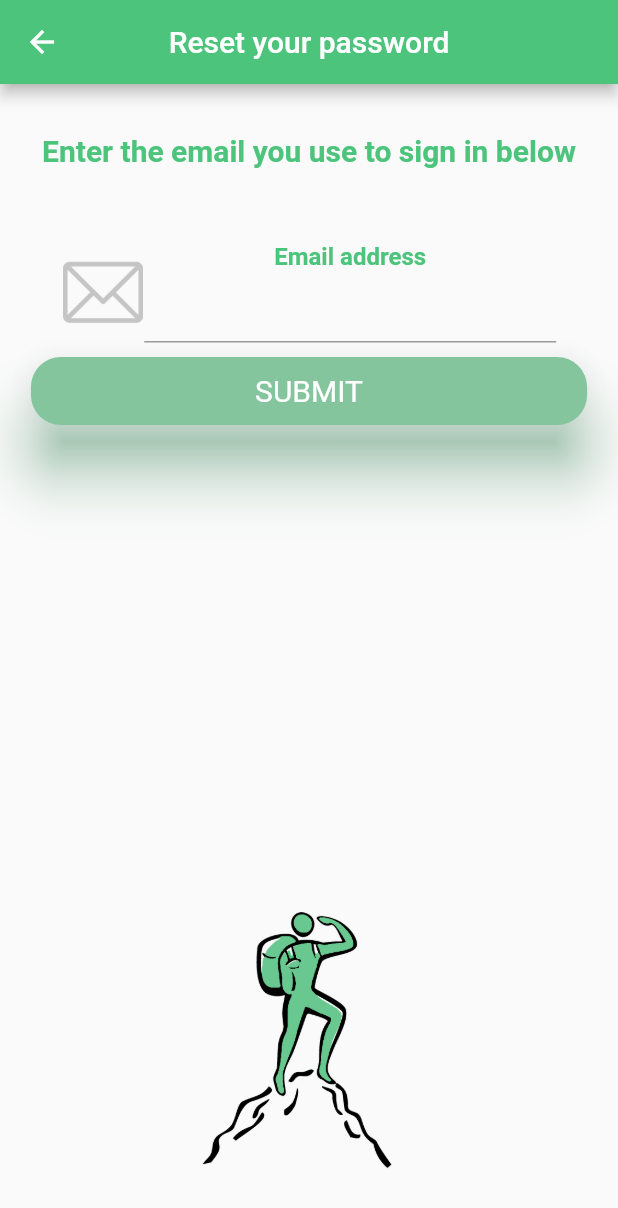
After one commit to Technion236272/2022b-YourFitnessGuide, a Flutter app: the screen it shows after launch, after a tap on "Forgot password?", on a phone screen of 412 x 824 dp. The commit adds this screen. Shown: the top 1208 px of the screen. Run offline on Flutter 3.47's test engine with Material 2 defaults, Android fonts, the phone set to English and light mode, and no system bars; our stand-ins replace firebase_auth, firebase_core, font_awesome_flutter, google_sign_in; missing offline and left inert: flutter_facebook_auth; accounts and stored records are empty.

Commit message:
login page done #2 minor routing issue left

```diff
--- a/lib/Screens/loginScreen.dart
+++ b/lib/Screens/loginScreen.dart
@@ -1,6 +1,5 @@
 import 'package:flutter/cupertino.dart';
 import 'package:flutter/material.dart';
-import 'package:font_awesome_flutter/font_awesome_flutter.dart';
 import 'package:provider/provider.dart';
 import '../utils/constants.dart';
 import '../utils/users.dart';
@@ -13,12 +12,12 @@ class LoginScreen extends StatefulWidget {
 }
 
 class _LoginScreenState extends State<LoginScreen> {
+  var user;
   final appTheme = const Color(0xff4CC47C);
-  var user;
   TextEditingController emailController = new TextEditingController();
   TextEditingController passwordController = new TextEditingController();
 
-  Widget buildEmail(double height) {
+  Widget _buildEmail(double height) {
     final iconSize = height * 0.065;
     return Row(
       children: [
@@ -53,7 +52,7 @@ class _LoginScreenState extends State<LoginScreen> {
     );
   }
 
-  Widget buildPassword(double height) {
+  Widget _buildPassword(double height) {
     final iconSize = height * 0.065;
     return Row(
       children: [
@@ -88,17 +87,68 @@ class _LoginScreenState extends State<LoginScreen> {
     );
   }
 
-  Widget _buildSkipSignin(double height) {
-    return Container(
-      child: TextButton(
-        onPressed: () => _skipToHomepage(),
-        child: Text('Continue without signing in',
+  Future<void> _validateLogin() async {
+    FocusManager.instance.primaryFocus?.unfocus();
+    var email = emailController.text;
+    emailController.clear();
+    var password = passwordController.text;
+    passwordController.clear();
+
+    if (email != "" && password != "") {
+      if (await user.signIn(email, password)) {
+        const snackBar = SnackBar(content: Text('Homepage still not created'));
+        ScaffoldMessenger.of(context).showSnackBar(snackBar);
+        setState(() {});
+      } else {
+        const snackBar = SnackBar(content: Text('Login unsuccessful'));
+        ScaffoldMessenger.of(context).showSnackBar(snackBar);
+      }
+    }
+  }
+
+  Widget _buildSignIn(double height, double width) {
+    return ElevatedButton(
+      child: Text("SIGN IN"),
+      style: ElevatedButton.styleFrom(
+          primary: Color(0xff84C59E),
+          shadowColor: appTheme,
+          elevation: 17,
+          shape: new RoundedRectangleBorder(
+              borderRadius: new BorderRadius.circular(20.0)),
+          fixedSize: Size(width * 0.9, height * 0.055),
+          textStyle: TextStyle(
+            fontSize: 20,
+            color: Colors.white,
+          )),
+      onPressed: () async {
+        _validateLogin();
+      },
+    );
+  }
+
+  Widget _buildAlternativeActions() {
+    return Column(children: [
+      TextButton(
+        onPressed: () {
+          Navigator.pushNamed(context, resetPasswordRoute);
+        },
+        child: Text('Forgot password?',
             style: TextStyle(
               color: appTheme,
               fontSize: 16,
             )),
       ),
-    );
+      TextButton(
+        onPressed: () {
+          Navigator.pushNamed(context, signupRoute);
+        },
+        child: Text('Not an existing user? Click here to sign up!',
+            style: TextStyle(
+              color: appTheme,
+              fontSize: 16,
+            )),
+      )
+    ]);
   }
 
   Widget _buildSocialBtn(Function action, String logoPath, double height) {
@@ -151,47 +201,43 @@ class _LoginScreenState extends State<LoginScreen> {
     );
   }
 
-  bool _skipToHomepage() {
-    const snackBar = SnackBar(content: Text('Homepage still not created'));
-    ScaffoldMessenger.of(context).showSnackBar(snackBar);
-    return true;
-  }
-
-  bool _getFBcredintials() {
-    const snackBar =
-        SnackBar(content: Text('Login with FB not implemented yet'));
-    ScaffoldMessenger.of(context).showSnackBar(snackBar);
-    return true;
-  }
-
-  bool _getGooglecredintials() {
-    const snackBar =
-        SnackBar(content: Text('Login with Google not implemented yet'));
-    ScaffoldMessenger.of(context).showSnackBar(snackBar);
-    return true;
-  }
-
-  Future<void> _validateLogin() async {
-    FocusManager.instance.primaryFocus?.unfocus();
-    var email = emailController.text;
-    emailController.clear();
-    var password = passwordController.text;
-    passwordController.clear();
-
-    if (email != "" && password != "") {
-      if (await user.signIn(email, password)) {
-        const snackBar = SnackBar(content: Text('Login successful'));
-        ScaffoldMessenger.of(context).showSnackBar(snackBar);
-        setState(() {});
-      } else {
-        const snackBar = SnackBar(content: Text('Login unsuccessful'));
-        ScaffoldMessenger.of(context).showSnackBar(snackBar);
-      }
+  Future<void> _getFBcredintials() async {
+    if (await user.signInWithFacebook()) {
+      const snackBar = SnackBar(content: Text('Homepage still not created'));
+      ScaffoldMessenger.of(context).showSnackBar(snackBar);
+    } else {
+      const snackBar =
+          SnackBar(content: Text('There was an error logging into the app'));
+      ScaffoldMessenger.of(context).showSnackBar(snackBar);
     }
   }
 
-  void _gotoSignUp() {
-    Navigator.pushNamed(context, signupRoute);
+  Future<void> _getGooglecredintials() async {
+    if (await user.signInWithGoogle()) {
+      const snackBar = SnackBar(content: Text('Homepage still not created'));
+      ScaffoldMessenger.of(context).showSnackBar(snackBar);
+    } else {
+      const snackBar =
+          SnackBar(content: Text('There was an error logging into the app'));
+      ScaffoldMessenger.of(context).showSnackBar(snackBar);
+    }
+  }
+
+  Widget _buildSkipSignin(double height) {
+    return Container(
+      child: TextButton(
+        onPressed: () {
+          const snackBar =
+              SnackBar(content: Text('Homepage still not created'));
+          ScaffoldMessenger.of(context).showSnackBar(snackBar);
+        },
+        child: Text('Continue without signing in',
+            style: TextStyle(
+              color: appTheme,
+              fontSize: 16,
+            )),
+      ),
+    );
   }
 
   @override
@@ -216,55 +262,31 @@ class _LoginScreenState extends State<LoginScreen> {
             mainAxisSize: MainAxisSize.min,
             children: <Widget>[
               SizedBox(
-                height: height * 0.03,
+                height: height * 0.012,
               ),
               Container(
                 padding: EdgeInsets.symmetric(
                     vertical: height * 0.01, horizontal: width * 0.1),
-                child: buildEmail(height),
+                child: _buildEmail(height),
               ),
               Container(
                 padding: EdgeInsets.symmetric(
                     vertical: height * 0.01, horizontal: width * 0.1),
-                child: buildPassword(height),
+                child: _buildPassword(height),
               ),
               user.status == Status.Authenticating
                   ? const Center(
                       child: CircularProgressIndicator(),
                     )
                   : Container(
-                      child: ElevatedButton(
-                        child: Text("SIGN IN"),
-                        style: ElevatedButton.styleFrom(
-                            primary: Color(0xff84C59E),
-                            shadowColor: appTheme,
-                            elevation: 17,
-                            shape: new RoundedRectangleBorder(
-                                borderRadius: new BorderRadius.circular(20.0)),
-                            fixedSize: Size(width * 0.9, height * 0.055),
-                            textStyle: TextStyle(
-                              fontSize: 20,
-                              color: Colors.white,
-                            )),
-                        onPressed: () async {
-                          _validateLogin();
-                        },
-                      ),
+                      child: _buildSignIn(height, width),
                     ),
               Column(
                 mainAxisSize: MainAxisSize.min,
                 children: <Widget>[
                   Container(
                     padding: EdgeInsets.only(top: height * 0.02),
-                    child: TextButton(
-                      onPressed: () => _gotoSignUp(),
-                      child:
-                          Text('Not an existing user? Click here to sign up!',
-                              style: TextStyle(
-                                color: appTheme,
-                                fontSize: 16,
-                              )),
-                    ),
+                    child: _buildAlternativeActions(),
                   ),
                   Text(
                     '- OR -',
@@ -286,7 +308,7 @@ class _LoginScreenState extends State<LoginScreen> {
               Image.asset(
                 'images/decorations/LoginDecoration.png',
                 width: width,
-                height: height * 0.22,
+                height: height * 0.21,
               )
             ],
           ),
@@ -295,3 +317,31 @@ class _LoginScreenState extends State<LoginScreen> {
     );
   }
 }
+
+/*
+class UserModel {
+  final String? email;
+  final String? id;
+  final String? name;
+  final PictureModel? pictureModel;
+
+  const UserModel({this.id, this.email, this.name, this.pictureModel});
+
+  factory UserModel.fromJson(Map<String, dynamic> json) => UserModel(
+      id: json['id'],
+      email: json['email'],
+      name: json['name'],
+      pictureModel: PictureModel.fromJson(json['picture']['data']));
+}
+
+class PictureModel {
+  final int? height;
+  final int? width;
+  final String? url;
+
+  const PictureModel({this.url, this.height, this.width});
+
+  factory PictureModel.fromJson(Map<String, dynamic> json) => PictureModel(
+      url: json['url'], height: json['height'], width: json['width']);
+}
+*/
--- /dev/null
+++ b/lib/Screens/resetPasswordScreen.dart
@@ -0,0 +1,154 @@
+import 'package:flutter/cupertino.dart';
+import 'package:flutter/material.dart';
+import 'package:provider/provider.dart';
+import '../utils/constants.dart';
+import '../utils/users.dart';
+
+class ResetPasswordScreen extends StatefulWidget {
+  const ResetPasswordScreen({Key? key}) : super(key: key);
+  @override
+  State<ResetPasswordScreen> createState() => _ResetPasswordScreenState();
+}
+
+class _ResetPasswordScreenState extends State<ResetPasswordScreen> {
+  final appTheme = const Color(0xff4CC47C);
+  TextEditingController emailController = new TextEditingController();
+  var user;
+
+  Widget _buildEmail(double height) {
+    final iconSize = height * 0.065;
+    return Row(
+      children: [
+        Expanded(
+            child: Image.asset(
+              'images/icons/email.png',
+              height: iconSize,
+              width: iconSize,
+            )),
+        Expanded(
+          flex: 5,
+          child: Column(
+            mainAxisAlignment: MainAxisAlignment.start,
+            children: <Widget>[
+              Text(
+                "Email address",
+                style: TextStyle(
+                  color: appTheme,
+                  fontSize: 16,
+                  fontWeight: FontWeight.bold,
+                ),
+              ),
+              TextField(
+                keyboardType: TextInputType.emailAddress,
+                controller: emailController,
+                textAlign: TextAlign.center,
+              )
+            ],
+          ),
+        ),
+      ],
+    );
+  }
+
+  Future<void> _startReset() async {
+    FocusManager.instance.primaryFocus?.unfocus();
+    var email = emailController.text;
+    emailController.clear();
+    if (email != "") {
+      bool sent = await user.resetPassword(email);
+
+      AlertDialog alert = AlertDialog(
+        title: Text("Email sent"),
+        content: Text("check your inbox!"),
+        actions: [
+          TextButton(
+              onPressed: () {
+                Navigator.of(context).popUntil((route) => route.isFirst);
+              },
+              child: Text("OK"))
+        ],
+      );
+
+      if (sent) {
+        showDialog(
+            context: context,
+            builder: (builder) {
+              return alert;
+            });
+      } else {
+        const snackBar =
+        SnackBar(content: Text('There was a problem sending the email'));
+        ScaffoldMessenger.of(context).showSnackBar(snackBar);
+      }
+    }
+  }
+
+  Widget _buildSubmitReset(double height, double width) {
+    return ElevatedButton(
+      child: Text("SUBMIT"),
+      style: ElevatedButton.styleFrom(
+          primary: Color(0xff84C59E),
+          shadowColor: appTheme,
+          elevation: 17,
+          shape: new RoundedRectangleBorder(
+              borderRadius: new BorderRadius.circular(20.0)),
+          fixedSize: Size(width * 0.9, height * 0.055),
+          textStyle: TextStyle(
+            fontSize: 20,
+            color: Colors.white,
+          )),
+      onPressed: () async {
+        _startReset();
+      },
+    );
+  }
+
+  @override
+  Widget build(BuildContext context) {
+    user = Provider.of<AuthRepository>(context);
+    final double resetHeight = MediaQuery.of(context).size.height;
+    final double resetWidth = MediaQuery.of(context).size.width;
+    return Scaffold(
+        appBar: AppBar(
+          title: const Text(
+            'Reset your password',
+          ),
+          backgroundColor: appTheme,
+          centerTitle: true,
+        ),
+        body: SingleChildScrollView(
+          child: Column(
+            children: [
+              SizedBox(
+                height: resetHeight * 0.04,
+              ),
+              Text('Enter the email you use to sign in below',
+                  style: TextStyle(
+                      color: appTheme,
+                      fontSize: 20,
+                      fontWeight: FontWeight.bold)),
+              SizedBox(
+                height: resetHeight * 0.05,
+              ),
+              Container(
+                padding: EdgeInsets.symmetric(
+                    vertical: resetHeight * 0.01,
+                    horizontal: resetWidth * 0.1),
+                child: _buildEmail(resetHeight),
+              ),
+              Container(
+                child: _buildSubmitReset(resetHeight, resetWidth),
+              ),
+              SizedBox(
+                height: resetHeight * 0.39,
+              ),
+              Image.asset(
+                'images/decorations/LoginDecoration.png',
+                width: resetWidth,
+                height: resetHeight * 0.21,
+              ),
+            ],
+          ),
+        ));
+  }
+}
--- a/lib/main.dart
+++ b/lib/main.dart
@@ -4,7 +4,6 @@ import '../utils/users.dart';
 import 'package:firebase_core/firebase_core.dart';
 import '../utils/constants.dart';
 import '../utils/router.dart' as router;
-
 import 'utils/constants.dart';
 
 void main() {
--- a/lib/utils/constants.dart
+++ b/lib/utils/constants.dart
@@ -1,2 +1,3 @@
 const String loginRoute = '/login';
 const String signupRoute = '/signup';
+const String resetPasswordRoute = '/reset';
--- a/lib/utils/router.dart
+++ b/lib/utils/router.dart
@@ -1,6 +1,7 @@
 import 'package:flutter/material.dart';
 import '../Screens/loginScreen.dart';
-import '../Screens/signUp.dart';
+import '../Screens/signUpScreen.dart';
+import '../Screens/resetPasswordScreen.dart';
 import '../utils/constants.dart';
 
 Route<dynamic> generateRoute(RouteSettings settings) {
@@ -9,6 +10,8 @@ Route<dynamic> generateRoute(RouteSettings settings) {
       return MaterialPageRoute(builder: (context) => LoginScreen());
     case signupRoute:
       return MaterialPageRoute(builder: (context) => SignupScreen());
+    case resetPasswordRoute:
+      return MaterialPageRoute(builder: (context) => ResetPasswordScreen());
     default:
       return MaterialPageRoute(builder: (context) => LoginScreen());
   }
--- a/pubspec.yaml
+++ b/pubspec.yaml
@@ -39,6 +39,8 @@ dependencies:
   fluttertoast: ^8.0.9
   firebase_auth: ^3.3.17
   provider: ^6.0.2
+  flutter_facebook_auth: ^4.3.3
+  google_sign_in: ^5.3.0
 
 dev_dependencies:
   flutter_test:
@@ -60,8 +62,10 @@ flutter:
     - images/decorations/LoginDecoration.png
     - images/icons/email.png
     - images/icons/padlock.png
+    - images/icons/synchronize.png
     - images/logos/facebook.png
     - images/logos/google.png
+    -
   # The following line ensures that the Material Icons font is
   # included with your application, so that you can use the icons in
   # the material Icons class.
```
Also changed, not shown: lib/Screens/signUpScreen.dart (renamed from lib/Screens/signUp.dart, +3 -10 lines), lib/utils/users.dart (+44 -0 lines), images/icons/synchronize.png (added), pubspec.lock, 3 other files.
